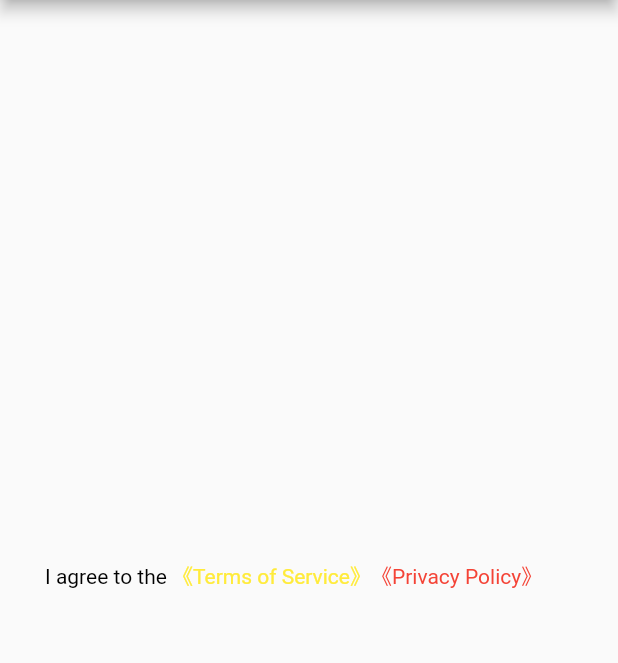
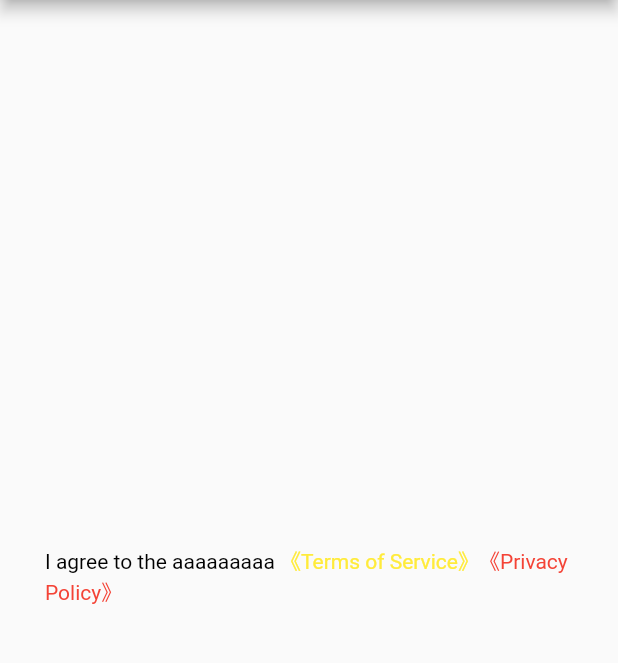
Before and after one commit to liranhao/rich_text_widget, a Flutter app: the screen it shows after launch, on a phone screen of 412 x 824 dp, the part 84-747 px from its top. Run offline on Flutter 3.47's test engine with Material 2 defaults, Android fonts, the phone set to English and light mode, and no system bars.

```diff
--- a/example/lib/main.dart
+++ b/example/lib/main.dart
@@ -29,7 +29,7 @@ class MyApp extends StatelessWidget {
                   child: RichTextWidget(
                     // default Text
                     Text(
-                      'I agree to the 《Terms of Service》《Privacy Policy》',
+                      'I agree to the aaaaaaaaa 《Terms of Service》《Privacy Policy》',
                       style: TextStyle(color: Colors.black),
                     ),
                     // rich text list
@@ -43,7 +43,7 @@ class MyApp extends StatelessWidget {
                       BaseRichText(
                         "《Privacy Policy》",
                         style: TextStyle(color: Colors.red),
-                        // onTap: () => {print("touch button")},
+                        onTap: () => {print("touch button")},
                       ),
                     ],
                   ),
--- a/lib/rich_text_widget.dart
+++ b/lib/rich_text_widget.dart
@@ -10,11 +10,15 @@ class RichTextWidget extends StatelessWidget {
   final List<TextSpan> _resultRichTexts = [];
   final int? maxLines;
   final bool caseSensitive; //Whether to ignore case
+  final TextOverflow overflow;
+  final TextAlign textAlign;
   RichTextWidget(
     this.defaultText, {
     this.richTexts = const [],
     this.caseSensitive = true,
     this.maxLines,
+    this.overflow = TextOverflow.clip,
+    this.textAlign = TextAlign.start,
   }) {
     separateText();
   }
@@ -77,6 +81,8 @@ class RichTextWidget extends StatelessWidget {
   Widget build(BuildContext context) {
     return RichText(
       maxLines: maxLines,
+      overflow: this.overflow,
+      textAlign: this.textAlign,
       text: TextSpan(children: this._resultRichTexts),
     );
   }
--- a/pubspec.yaml
+++ b/pubspec.yaml
@@ -1,6 +1,6 @@
 name: rich_text_widget
 description: The library is very convenient to apply to internationalized text without splitting strings.
-version: 0.2.5
+version: 0.2.6
 homepage: https://github.com/liranhao/rich_text_widget
 
 environment:
```
Also changed, not shown: example/pubspec.lock, pubspec.lock, 1 other file.
